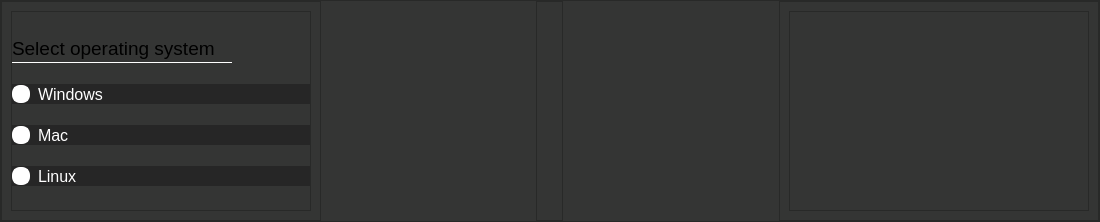
First picture: the form in newSimpleAnalyze/screens/ui/Os.ui, repository Smidig-Leo/volatility3, before the edit.
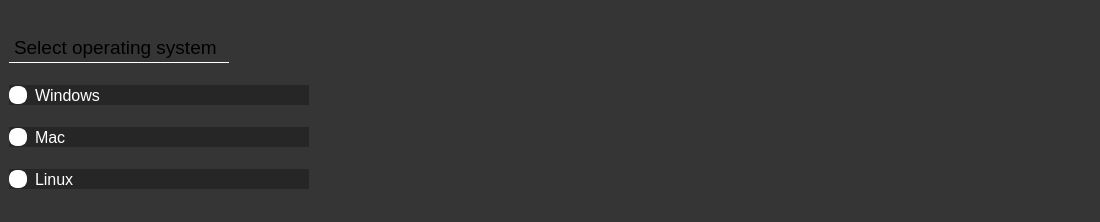
Second picture: the form after the edit. Icons and pictures are not drawn.

Commit message: removing border of frames on all devices

```diff
--- a/newSimpleAnalyze/screens/ui/Os.ui
+++ b/newSimpleAnalyze/screens/ui/Os.ui
@@ -25,6 +25,11 @@
   <property name="windowTitle">
    <string>MainWindow</string>
   </property>
+  <property name="styleSheet">
+   <string notr="true">QWidget QFrame {
+	border:none;
+}</string>
+  </property>
   <widget class="QWidget" name="centralwidget">
    <layout class="QVBoxLayout" name="verticalLayout">
     <property name="spacing">
```
The commit also changes 7 other files.
